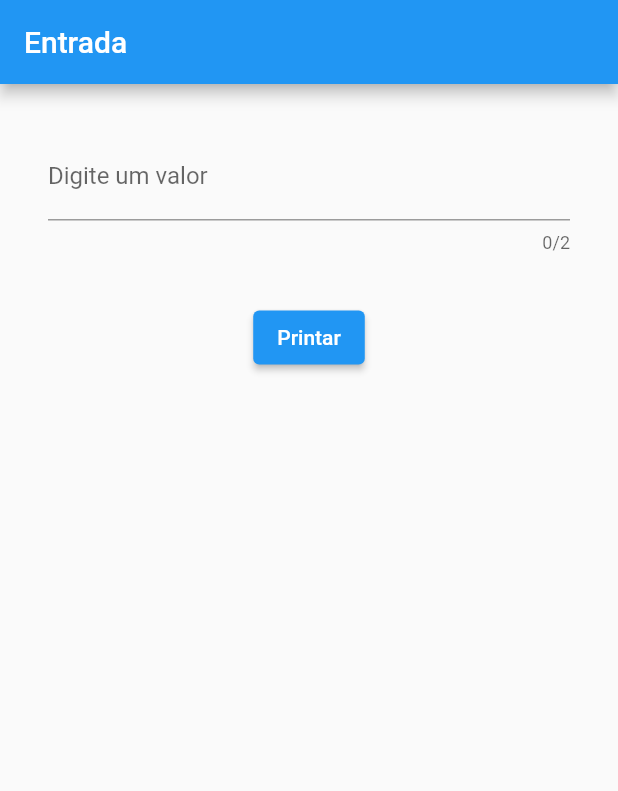
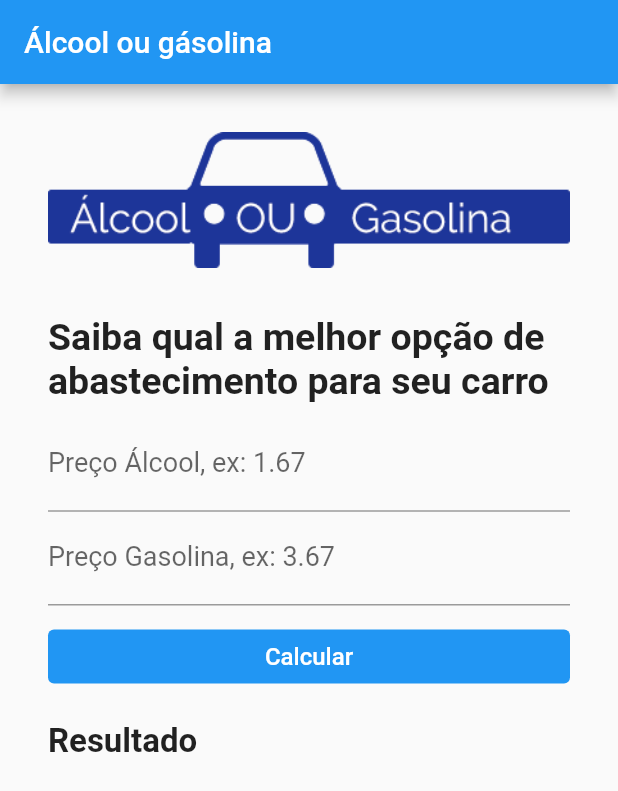
Before and after one commit to Mynameisjohndev/flutterStudying, a Flutter app: the screen it shows after launch, on a phone screen of 412 x 824 dp. Shown: the top 791 px of the screen. Run offline on Flutter 3.47's test engine with Material 2 defaults, Android fonts, the phone set to English and light mode, and no system bars.

Commit message:
Creating interface app

```diff
--- a/second_app/pubspec.yaml
+++ b/second_app/pubspec.yaml
@@ -64,8 +64,8 @@ flutter:
   #   - images/a_dot_burr.jpeg
   #   - images/a_dot_ham.jpeg
   assets:
+    - images/logo.png
     - images/turtle.jpg
-    - images/logo.png
 
   # An image asset can refer to one or more resolution-specific "variants", see
   # https://flutter.dev/assets-and-images/#resolution-aware
--- a/third_app/lib/InputText.dart
+++ /dev/null
@@ -1,49 +0,0 @@
-import 'package:flutter/material.dart';
-import 'package:flutter/services.dart';
-
-class MyTextInput extends StatefulWidget {
-  const MyTextInput({super.key});
-
-  @override
-  State<MyTextInput> createState() => _MyTextInputState();
-}
-
-class _MyTextInputState extends State<MyTextInput> {
-  final _textEditingController = TextEditingController();
-  String campo = "";
-
-  @override
-  Widget build(BuildContext context) {
-    return Scaffold(
-      appBar: AppBar(title: Text('Entrada')),
-      body: Column(
-        children: <Widget>[
-          Padding(
-              padding: EdgeInsets.all(32),
-              child: TextField(
-                keyboardType: TextInputType.text,
-                decoration: InputDecoration(
-                  labelText: 'Digite um valor',
-                ),
-                maxLength: 2,
-                maxLengthEnforcement: MaxLengthEnforcement.none,
-                onChanged: (String texto) => {
-                  setState(() {
-                    campo = texto;
-                  })
-                },
-                controller: _textEditingController,
-                obscureText: true,
-              )),
-          ElevatedButton(
-              onPressed: () {
-                print(_textEditingController.text);
-              },
-              child: Text("Printar")),
-          Text(campo),
-          Text(_textEditingController.text),
-        ],
-      ),
-    );
-  }
-}
--- /dev/null
+++ b/third_app/lib/home.dart
@@ -0,0 +1,77 @@
+import 'package:flutter/material.dart';
+
+class Home extends StatefulWidget {
+  Home({super.key});
+
+  @override
+  State<Home> createState() => _HomeState();
+}
+
+class _HomeState extends State<Home> {
+  TextEditingController _alcohol = TextEditingController();
+  TextEditingController _gas = TextEditingController();
+
+  @override
+  Widget build(BuildContext context) {
+    return Scaffold(
+      appBar: AppBar(
+        title: Text("Álcool ou gásolina"),
+        backgroundColor: Colors.blue,
+      ),
+      body: Container(
+
+          child: SingleChildScrollView(
+            padding: EdgeInsets.all(32),
+            child: Column(
+              crossAxisAlignment: CrossAxisAlignment.stretch,
+              children: <Widget>[
+                Padding(
+                  padding: EdgeInsets.only(bottom: 32),
+                  child: Image.asset("images/logo.png"),
+                ),
+                Padding(
+                    padding: EdgeInsets.only(bottom: 10),
+                    child: Text(
+                        "Saiba qual a melhor opção de abastecimento para seu carro",
+                        style: TextStyle(
+                            fontSize: 25, fontWeight: FontWeight.bold))),
+                TextField(
+                  keyboardType: TextInputType.number,
+                  decoration:
+                      InputDecoration(labelText: 'Preço Álcool, ex: 1.67'),
+                  controller: _alcohol,
+                  style: TextStyle(fontSize: 18),
+                ),
+                TextField(
+                  keyboardType: TextInputType.number,
+                  decoration:
+                      InputDecoration(labelText: 'Preço Gasolina, ex: 3.67'),
+                  controller: _gas,
+                  style: TextStyle(fontSize: 18),
+                ),
+                Padding(
+                  padding: EdgeInsets.only(top: 10),
+                  child: TextButton(
+                    style: TextButton.styleFrom(
+                      backgroundColor: Colors.blue,
+                    ),
+                    child: Text(
+                      "Calcular",
+                      style: TextStyle(fontSize: 16, color: Colors.white),
+                    ),
+                    onPressed: () {},
+                  ),
+                ),
+                Padding(
+                  padding: EdgeInsets.only(top: 20),
+                  child: Text(
+                    "Resultado",
+                    style: TextStyle(fontSize: 22, fontWeight: FontWeight.bold),
+                  ),
+                )
+              ],
+            ),
+          )),
+    );
+  }
+}
--- a/third_app/lib/main.dart
+++ b/third_app/lib/main.dart
@@ -1,10 +1,11 @@
 import 'package:flutter/material.dart';
-import 'package:third_app/InputText.dart';
+import 'package:third_app/home.dart';
+
 void main() {
   runApp(
     MaterialApp(
       debugShowCheckedModeBanner: false,
-      home: MyTextInput(),
+      home: Home(),
     )
   );
 }
--- a/third_app/pubspec.yaml
+++ b/third_app/pubspec.yaml
@@ -63,7 +63,8 @@ flutter:
   # assets:
   #   - images/a_dot_burr.jpeg
   #   - images/a_dot_ham.jpeg
-
+  assets:
+    - images/logo.png
   # An image asset can refer to one or more resolution-specific "variants", see
   # https://flutter.dev/assets-and-images/#resolution-aware
 
```
Also changed, not shown: third_app/images/logo.png (added).
